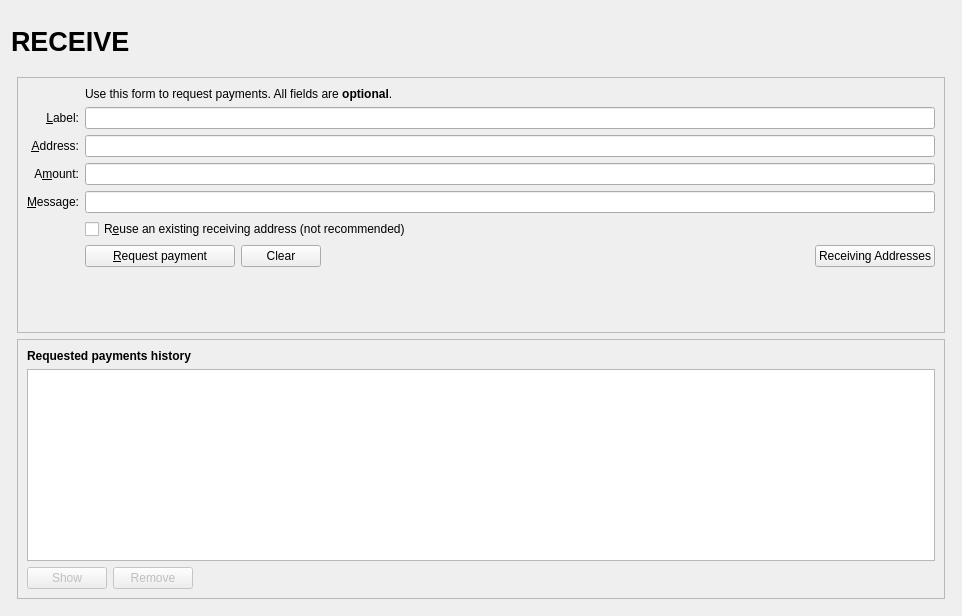
The window that src/qt/forms/receivecoinsdialog.ui (Stipend-Developer/stipend-core) describes before a commit, drawn with Qt 5.
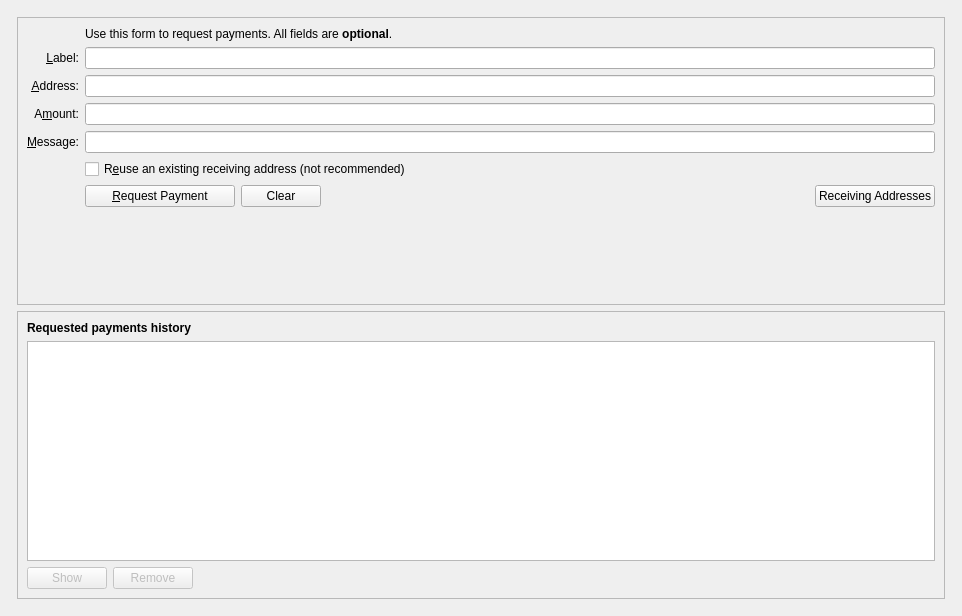
The same window after the commit. Icons and pictures are not drawn. Custom widgets are drawn as their Qt base class.

Commit message: Mine Genesis, Update QT Wallet Layout

Diff of the .ui file:
```diff
--- a/src/qt/forms/receivecoinsdialog.ui
+++ b/src/qt/forms/receivecoinsdialog.ui
@@ -32,74 +32,7 @@
          <number>0</number>
         </property>
         <item>
-         <layout class="QHBoxLayout" name="horizontalLayout_Header" stretch="1,0,1">
-          <item>
-           <widget class="QLabel" name="labelOverviewHeaderLeft">
-            <property name="minimumSize">
-             <size>
-              <width>464</width>
-              <height>60</height>
-             </size>
-            </property>
-            <property name="maximumSize">
-             <size>
-              <width>16777215</width>
-              <height>60</height>
-             </size>
-            </property>
-            <property name="font">
-             <font>
-              <pointsize>20</pointsize>
-              <weight>75</weight>
-              <bold>true</bold>
-             </font>
-            </property>
-            <property name="text">
-             <string>RECEIVE</string>
-            </property>
-           </widget>
-          </item>
-          <item>
-           <spacer name="horizontalSpacer_3">
-            <property name="orientation">
-             <enum>Qt::Horizontal</enum>
-            </property>
-            <property name="sizeHint" stdset="0">
-             <size>
-              <width>40</width>
-              <height>20</height>
-             </size>
-            </property>
-           </spacer>
-          </item>
-          <item>
-           <widget class="QLabel" name="labelOverviewHeaderRight">
-            <property name="minimumSize">
-             <size>
-              <width>464</width>
-              <height>60</height>
-             </size>
-            </property>
-            <property name="maximumSize">
-             <size>
-              <width>16777215</width>
-              <height>60</height>
-             </size>
-            </property>
-            <property name="font">
-             <font>
-              <pointsize>14</pointsize>
-             </font>
-            </property>
-            <property name="text">
-             <string/>
-            </property>
-            <property name="alignment">
-             <set>Qt::AlignRight|Qt::AlignTrailing|Qt::AlignVCenter</set>
-            </property>
-           </widget>
-          </item>
-         </layout>
+         <layout class="QHBoxLayout" name="horizontalLayout_Header" stretch=""/>
         </item>
        </layout>
       </widget>
@@ -285,7 +218,7 @@
                   </size>
                  </property>
                  <property name="text">
-                  <string>&amp;Request payment</string>
+                  <string>&amp;Request Payment</string>
                  </property>
                  <property name="icon">
                   <iconset resource="../stipend.qrc">
```
Left out of the diff: 18 changed lines with no effect on the pictures. The commit also changes 106 other files.
